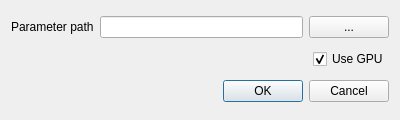
The window that buildseg/buildSeg_dialog_base.ui (deepbands/buildseg) describes before a commit, drawn with Qt 5.
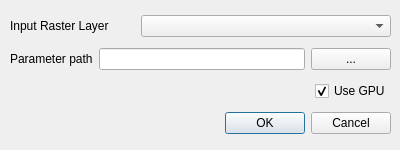
The same window after the commit. Custom widgets are drawn as their Qt base class.

Commit message: add select raster layer from gui

Diff of the .ui file:
```diff
--- a/buildseg/buildSeg_dialog_base.ui
+++ b/buildseg/buildSeg_dialog_base.ui
@@ -7,7 +7,7 @@
     <x>0</x>
     <y>0</y>
     <width>400</width>
-    <height>120</height>
+    <height>150</height>
    </rect>
   </property>
   <property name="sizePolicy">
@@ -19,21 +19,55 @@
   <property name="minimumSize">
    <size>
     <width>400</width>
-    <height>120</height>
+    <height>150</height>
    </size>
   </property>
   <property name="maximumSize">
    <size>
     <width>400</width>
-    <height>120</height>
+    <height>150</height>
    </size>
   </property>
   <property name="windowTitle">
    <string>buildSeg</string>
   </property>
-  <layout class="QHBoxLayout" name="horizontalLayout_2">
-   <item>
+  <widget class="QWidget" name="">
+   <property name="geometry">
+    <rect>
+     <x>10</x>
+     <y>10</y>
+     <width>381</width>
+     <height>131</height>
+    </rect>
+   </property>
     <layout class="QVBoxLayout" name="verticalLayout">
+    <item>
+     <layout class="QHBoxLayout" name="horizontalLayout">
+      <item>
+       <widget class="QLabel" name="label">
+        <property name="text">
+         <string>Input Raster Layer</string>
+        </property>
+       </widget>
+      </item>
+      <item>
+       <widget class="QgsMapLayerComboBox" name="mMapLayerComboBoxR">
+        <property name="sizePolicy">
+         <sizepolicy hsizetype="Fixed" vsizetype="Fixed">
+          <horstretch>0</horstretch>
+          <verstretch>0</verstretch>
+         </sizepolicy>
+        </property>
+        <property name="minimumSize">
+         <size>
+          <width>250</width>
+          <height>0</height>
+         </size>
+        </property>
+       </widget>
+      </item>
+     </layout>
+    </item>
      <item>
       <layout class="QHBoxLayout" name="hLayParams">
        <item>
@@ -93,9 +127,15 @@
       </widget>
      </item>
     </layout>
-   </item>
-  </layout>
- </widget>
+  </widget>
+ </widget>
+ <customwidgets>
+  <customwidget>
+   <class>QgsMapLayerComboBox</class>
+   <extends>QComboBox</extends>
+   <header>qgsmaplayercombobox.h</header>
+  </customwidget>
+ </customwidgets>
  <resources/>
  <connections>
   <connection>
```
Lines whose indentation alone changed are shown as unchanged. The commit also changes 1 other file.
